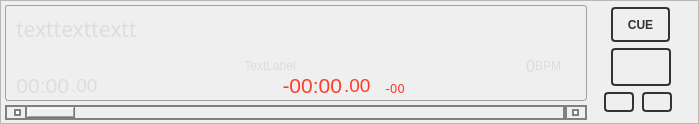
Qt form src/playerwidget.ui (knowthelist/knowthelist) before a commit.
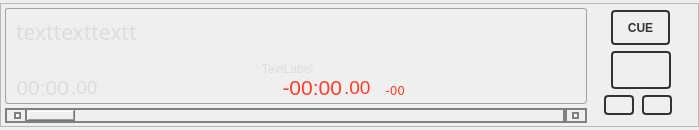
The same form after that commit. Custom widgets are drawn as their Qt base class.

The edit to the form file:
```diff
--- a/src/playerwidget.ui
+++ b/src/playerwidget.ui
@@ -7,7 +7,7 @@
     <x>0</x>
     <y>0</y>
     <width>699</width>
-    <height>124</height>
+    <height>130</height>
    </rect>
   </property>
   <property name="sizePolicy">
@@ -901,45 +901,6 @@
                  </property>
                 </widget>
                </item>
-               <item>
-                <widget class="QLabel" name="lblBpm">
-                 <property name="font">
-                  <font>
-                   <pointsize>12</pointsize>
-                  </font>
-                 </property>
-                 <property name="toolTip">
-                  <string>Tempo of the song</string>
-                 </property>
-                 <property name="text">
-                  <string>0</string>
-                 </property>
-                 <property name="margin">
-                  <number>2</number>
-                 </property>
-                 <property name="indent">
-                  <number>-1</number>
-                 </property>
-                </widget>
-               </item>
-               <item>
-                <widget class="QLabel" name="label">
-                 <property name="font">
-                  <font>
-                   <pointsize>9</pointsize>
-                  </font>
-                 </property>
-                 <property name="toolTip">
-                  <string>Beats Per Minute</string>
-                 </property>
-                 <property name="text">
-                  <string>BPM</string>
-                 </property>
-                 <property name="margin">
-                  <number>2</number>
-                 </property>
-                </widget>
-               </item>
               </layout>
              </widget>
             </item>
```
